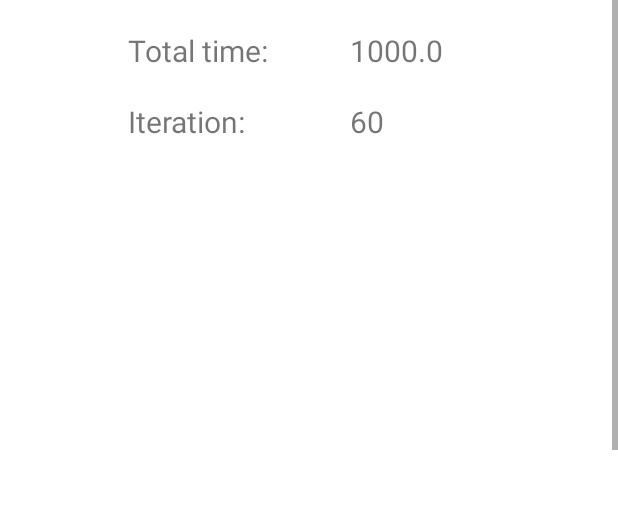
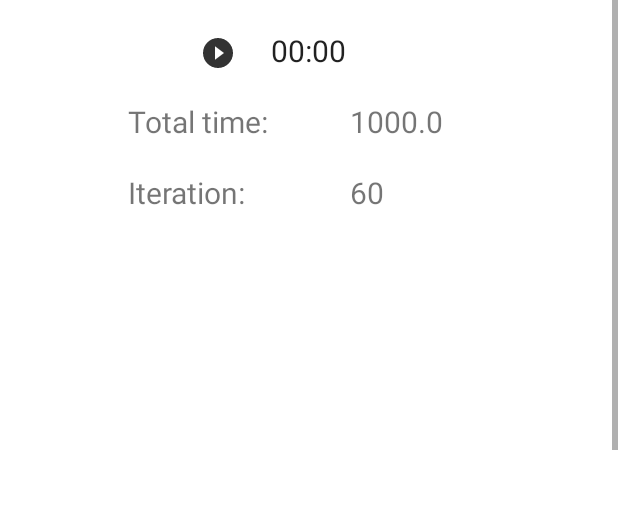
Before and after one commit to D1scoDancer/Lifetime, an Android app: the GoalActivity screen opened directly, with no data from a screen before it, on a phone screen of 412 x 824 dp, the part 509-1018 px from its top. Run offline under Robolectric (Android 15) with nearby library versions, the phone set to English and light mode, and no system bars.

Commit message:
working on timer

```diff
--- a/app/src/main/java/ru/alekssey7227/lifetime/activities/GoalActivity.java
+++ b/app/src/main/java/ru/alekssey7227/lifetime/activities/GoalActivity.java
@@ -4,6 +4,7 @@ import android.database.sqlite.SQLiteDatabase;
 import android.os.Bundle;
 import android.view.Menu;
 import android.widget.TextView;
+import android.widget.Toast;
 
 import androidx.appcompat.app.AppCompatActivity;
 import androidx.appcompat.widget.Toolbar;
@@ -47,8 +48,12 @@ public class GoalActivity extends AppCompatActivity {
             txtGoalTime.setText(goal.getTime().getTimeInHoursString());
             txtGoalIteration.setText(goal.getIteration().getTimeInHoursString()); // TODO: fix
         }
+    }
 
-
+    @Override
+    protected void onDestroy() {
+        Toast.makeText(this, "Destroy", Toast.LENGTH_SHORT).show();
+        super.onDestroy();
     }
 
     @Override
--- /dev/null
+++ b/app/src/main/res/drawable-anydpi/ic_play_circle.xml
@@ -0,0 +1,12 @@
+<vector xmlns:android="http://schemas.android.com/apk/res/android"
+    android:width="40dp"
+    android:height="40dp"
+    android:viewportWidth="24"
+    android:viewportHeight="24"
+<!--    TODO: what is viewport-->
+    android:tint="#000000"
+    android:alpha="0.8">
+  <path
+      android:fillColor="@android:color/white"
+      android:pathData="M12,2C6.48,2 2,6.48 2,12s4.48,10 10,10 10,-4.48 10,-10S17.52,2 12,2zM10,16.5v-9l6,4.5 -6,4.5z"/>
+</vector>
--- a/app/src/main/res/layout/activity_goal.xml
+++ b/app/src/main/res/layout/activity_goal.xml
@@ -25,6 +25,7 @@
         android:layout_width="match_parent"
         android:layout_height="match_parent"
         android:layout_marginTop="?attr/actionBarSize">
+
         <RelativeLayout
             android:layout_width="match_parent"
             android:layout_height="match_parent"
@@ -49,11 +50,35 @@
                 android:layout_marginTop="10dp"
                 android:src="@drawable/ic_launcher_background" />
 
+            <Chronometer
+                android:id="@+id/chronometer"
+                android:layout_width="wrap_content"
+                android:layout_height="wrap_content"
+                android:layout_below="@id/iv_temp"
+                android:layout_centerHorizontal="true"
+                android:layout_marginTop="20dp"
+                android:textSize="20sp"
+                />
+
+            <ImageButton
+                android:id="@+id/btn_startPauseChronometer"
+                android:layout_width="40dp"
+                android:layout_height="40dp"
+                android:src="@drawable/ic_play_circle"
+                android:layout_below="@id/iv_temp"
+                android:layout_marginTop="15dp"
+                android:layout_marginRight="15dp"
+                android:background="#fff"
+                android:layout_toStartOf="@id/chronometer"/>
+
+
+
+
             <TextView
                 android:id="@+id/txtGoalTimeLabel"
                 android:layout_width="wrap_content"
                 android:layout_height="wrap_content"
-                android:layout_below="@id/iv_temp"
+                android:layout_below="@id/chronometer"
                 android:layout_marginLeft="80dp"
                 android:layout_marginTop="20dp"
                 android:text="Total time: "
@@ -63,7 +88,7 @@
                 android:id="@+id/txtGoalTime"
                 android:layout_width="wrap_content"
                 android:layout_height="wrap_content"
-                android:layout_below="@id/iv_temp"
+                android:layout_below="@id/chronometer"
                 android:layout_marginLeft="50dp"
                 android:layout_marginTop="20dp"
                 android:layout_toEndOf="@id/txtGoalTimeLabel"
@@ -93,7 +118,7 @@
 
             <ImageView
                 android:layout_width="10dp"
-                android:layout_height="1000dp"/>
+                android:layout_height="1000dp" />
 
         </RelativeLayout>
     </ScrollView>
```
Also changed, not shown: app/src/main/res/drawable-hdpi/ic_play_circle.png (added), app/src/main/res/drawable-mdpi/ic_play_circle.png (added), app/src/main/res/drawable-xhdpi/ic_play_circle.png (added), app/src/main/res/drawable-xxhdpi/ic_play_circle.png (added).
